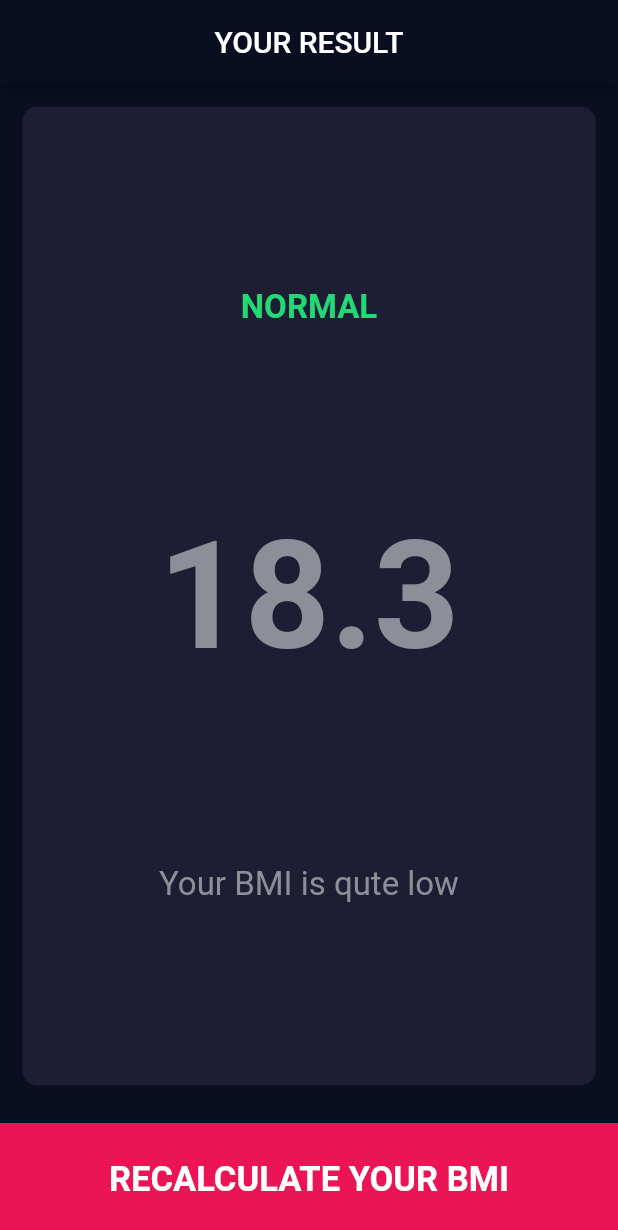
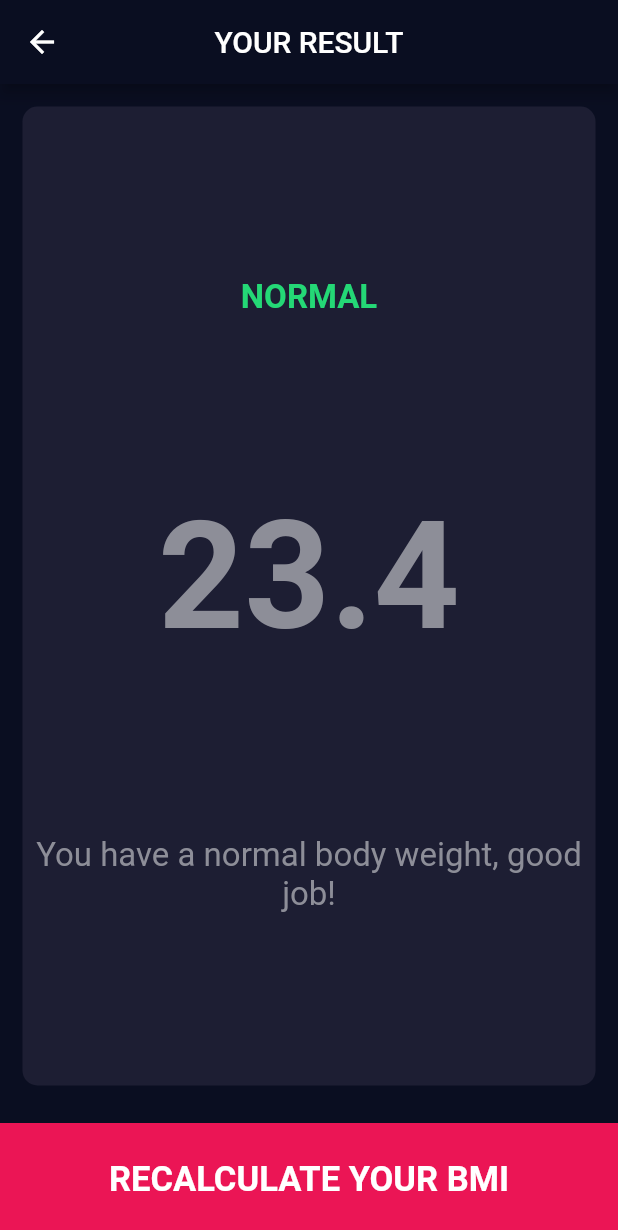
Before and after one commit to nestorsgarzonc/BMI_calculator, a Flutter app: the screen it shows after launch, after a tap on "CALCULATE YOUR BMI", on a phone screen of 412 x 824 dp. Shown: the top 1230 px of the screen. Run offline on Flutter 3.47's test engine with Material 2 defaults, Android fonts, the phone set to English and light mode, and no system bars; our stand-ins replace font_awesome_flutter.

```diff
--- /dev/null
+++ b/lib/calculator_brain.dart
@@ -0,0 +1,32 @@
+import 'dart:math';
+
+class CalculatorBrain {
+  CalculatorBrain({this.height, this.weight});
+  final int height;
+  final int weight;
+  double _bmi;
+  String calculateBMI() {
+    _bmi = weight / pow(height / 100, 2);
+    return _bmi.toStringAsFixed(1);
+  }
+
+  String getResult() {
+    if (_bmi >= 25) {
+      return 'Overweight';
+    } else if (_bmi > 18.5) {
+      return 'Normal';
+    } else {
+      return 'Underweight';
+    }
+  }
+
+  String getInterpretation() {
+    if (_bmi >= 25) {
+      return 'You have a higher that normal body weight. Try exercise more';
+    } else if (_bmi > 18.5) {
+      return 'You have a normal body weight, good job!';
+    } else {
+      return 'You have a lower that normal body weight. Try eat more';
+    }
+  }
+}
--- a/lib/main.dart
+++ b/lib/main.dart
@@ -22,7 +22,7 @@ class MyApp extends StatelessWidget {
       initialRoute: 'inputPage',
       routes: {
         'inputPage': (BuildContext context) => InputPage(),
-        'resultsPage': (BuildContext context) => ResultPage(),
+        'resultsPage': (BuildContext context) => ResultPage(bmiResult: ':)', interpretation: ':)', resultText: ':)',),
       },
     );
   }
--- a/lib/screens/input_page.dart
+++ b/lib/screens/input_page.dart
@@ -1,8 +1,10 @@
+import 'package:bmi_calculator/calculator_brain.dart';
 import 'package:bmi_calculator/components/button_botton.dart';
 import 'package:bmi_calculator/components/icon_content.dart';
 import 'package:bmi_calculator/components/reusable_card.dart';
 import 'package:bmi_calculator/components/round_icon_button.dart';
 import 'package:bmi_calculator/constants.dart';
+import 'package:bmi_calculator/screens/results_page.dart';
 import 'package:flutter/material.dart';
 import 'package:font_awesome_flutter/font_awesome_flutter.dart';
 
@@ -126,7 +128,20 @@ class _InputPageState extends State<InputPage> {
           ),
           BottonButton(
             buttonTitle: 'CALCULATE YOUR BMI',
-            onTap: () => Navigator.pushReplacementNamed(context, 'resultsPage'),
+            onTap: () {
+              CalculatorBrain calc =
+                  CalculatorBrain(height: heightSlider, weight: weight);
+              Navigator.push(
+                context,
+                MaterialPageRoute(
+                  builder: (context) => ResultPage(
+                    bmiResult: calc.calculateBMI(),
+                    interpretation: calc.getInterpretation(),
+                    resultText: calc.getResult(),
+                  ),
+                ),
+              );
+            },
           ),
         ],
       ),
--- a/lib/screens/results_page.dart
+++ b/lib/screens/results_page.dart
@@ -4,13 +4,19 @@ import 'package:bmi_calculator/constants.dart';
 import 'package:flutter/material.dart';
 
 class ResultPage extends StatelessWidget {
+  final String bmiResult;
+  final String resultText;
+  final String interpretation;
+  ResultPage(
+      {@required this.bmiResult,
+      @required this.resultText,
+      @required this.interpretation});
+
   @override
   Widget build(BuildContext context) {
     return Scaffold(
       appBar: AppBar(
-        title: Text(
-          'YOUR RESULT',
-        ),
+        title: Text('YOUR RESULT'),
         centerTitle: true,
       ),
       body: Column(
@@ -25,9 +31,9 @@ class ResultPage extends StatelessWidget {
                 crossAxisAlignment: CrossAxisAlignment.center,
                 mainAxisAlignment: MainAxisAlignment.spaceEvenly,
                 children: <Widget>[
-                  Text('NORMAL', style: kResultStyle),
-                  Text('18.3', style: kBMItextStyle),
-                  Text('Your BMI is qute low',
+                  Text(resultText.toUpperCase(), style: kResultStyle),
+                  Text(bmiResult, style: kBMItextStyle),
+                  Text(interpretation,
                       style: kBMIBodyStyle, textAlign: TextAlign.center),
                 ],
               ),
```
